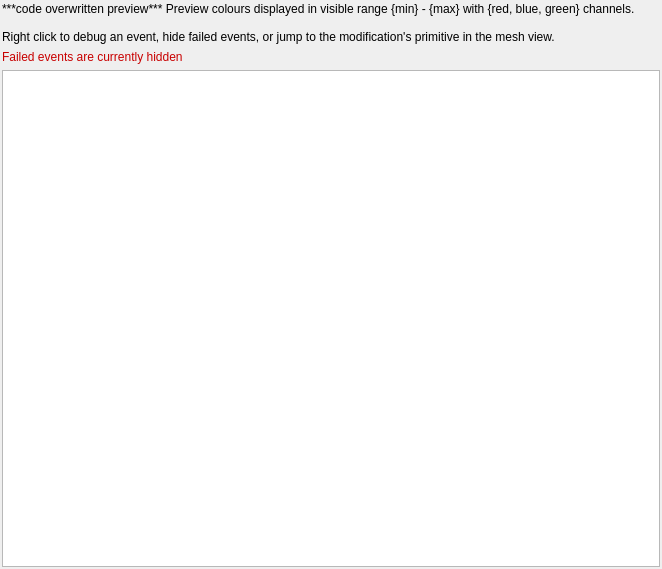
baldurk/renderdoc, file qrenderdoc/Windows/PixelHistoryView.ui: the form before one commit.
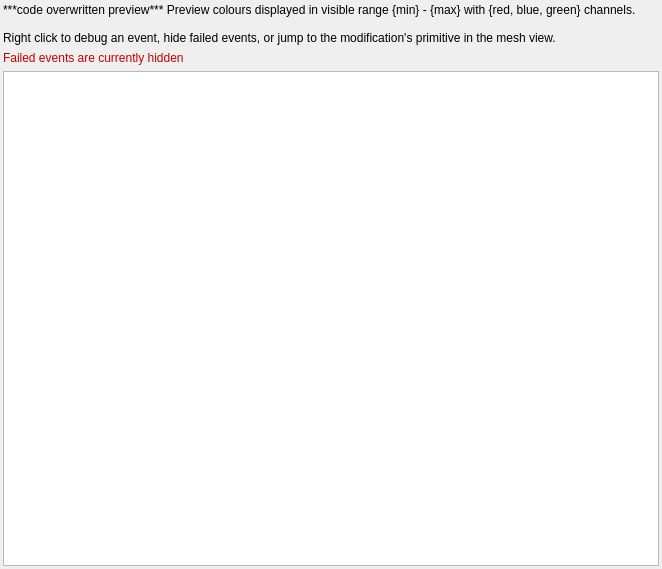
The form after the commit. Custom widgets are drawn as their Qt base class.

```diff
--- a/qrenderdoc/Windows/PixelHistoryView.ui
+++ b/qrenderdoc/Windows/PixelHistoryView.ui
@@ -15,16 +15,16 @@
   </property>
   <layout class="QVBoxLayout" name="verticalLayout">
    <property name="leftMargin">
-    <number>2</number>
+    <number>3</number>
    </property>
    <property name="topMargin">
-    <number>2</number>
+    <number>3</number>
    </property>
    <property name="rightMargin">
-    <number>2</number>
+    <number>3</number>
    </property>
    <property name="bottomMargin">
-    <number>2</number>
+    <number>3</number>
    </property>
    <item>
     <widget class="QLabel" name="label">
```
